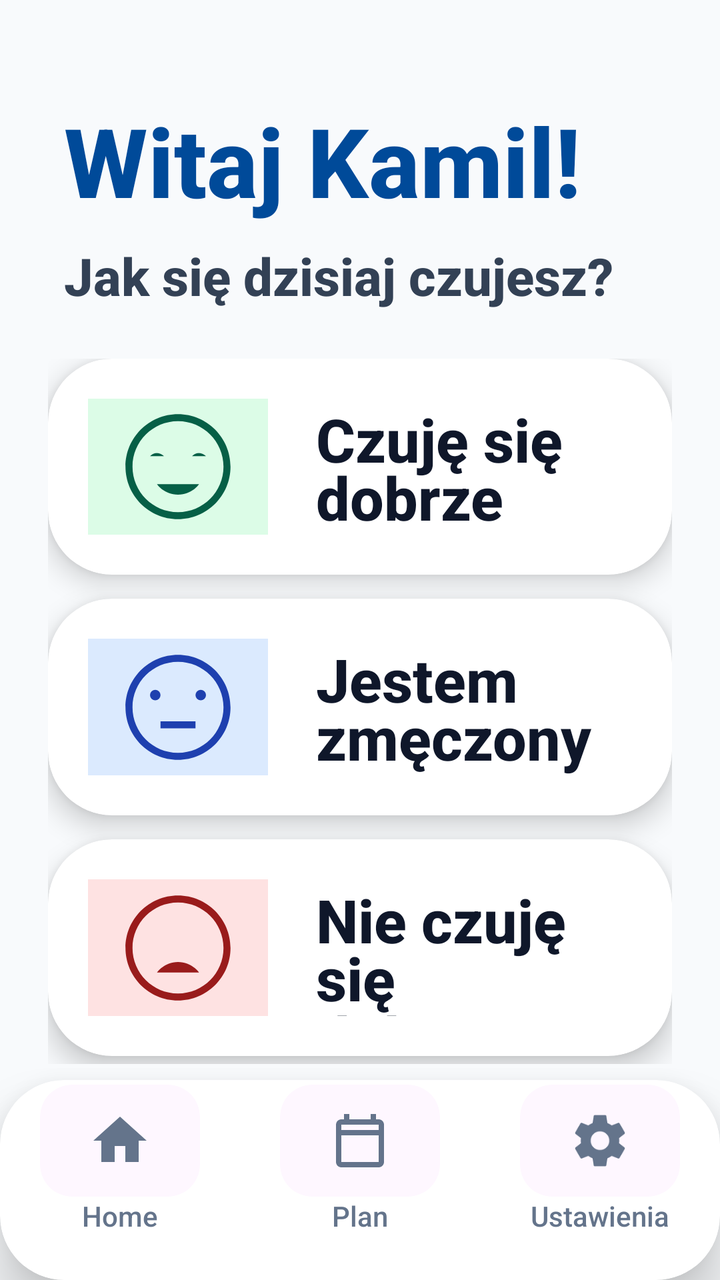
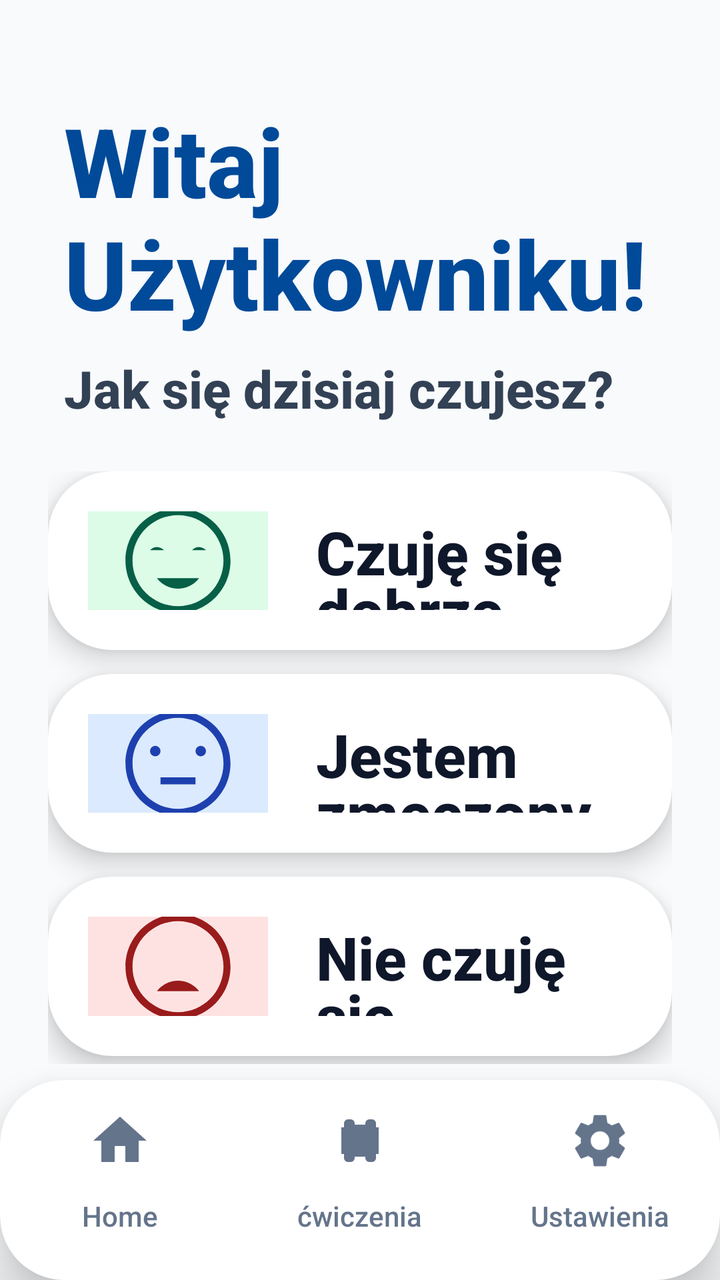

Screens rendered from an Android XML layout before and after an edit, with the pre-edit source and the edit as a unified diff.
<!-- AndroidManifest.xml: application theme Theme.Fitnessapp -->
<!-- res/layout/activity_main.xml -->
<?xml version="1.0" encoding="utf-8"?>
<androidx.constraintlayout.widget.ConstraintLayout xmlns:android="http://schemas.android.com/apk/res/android"
    xmlns:app="http://schemas.android.com/apk/res-auto"
    android:layout_width="match_parent"
    android:layout_height="match_parent"
    android:background="#F8FAFC">

    <LinearLayout
        android:id="@+id/header_container"
        android:layout_width="match_parent"
        android:layout_height="wrap_content"
        android:orientation="vertical"
        android:paddingHorizontal="32dp"
        android:paddingTop="48dp"
        app:layout_constraintTop_toTopOf="parent">

        <TextView
            android:id="@+id/tv_welcome_title"
            android:layout_width="match_parent"
            android:layout_height="wrap_content"
            android:text="Witaj Kamil!"
            android:textColor="#004A99"
            android:textSize="48sp"
            android:textStyle="bold" />

        <TextView
            android:layout_width="match_parent"
            android:layout_height="wrap_content"
            android:layout_marginTop="8dp"
            android:text="Jak się dzisiaj czujesz?"
            android:textColor="#334155"
            android:textSize="26sp"
            android:textStyle="bold" />
    </LinearLayout>

    <LinearLayout
        android:layout_width="match_parent"
        android:layout_height="0dp"
        android:orientation="vertical"
        android:paddingHorizontal="24dp"
        android:paddingTop="24dp"
        android:paddingBottom="8dp"
        app:layout_constraintTop_toBottomOf="@id/header_container"
        app:layout_constraintBottom_toTopOf="@id/bottom_nav_container">

        
        <androidx.cardview.widget.CardView
            android:id="@+id/card_mood_happy"
            android:layout_width="match_parent"
            android:layout_height="0dp"
            android:layout_weight="1"
            android:layout_marginBottom="12dp"
            app:cardCornerRadius="32dp"
            app:cardElevation="8dp"
            android:clickable="true"
            android:focusable="true"
            android:foreground="?android:attr/selectableItemBackground">

            <LinearLayout
                android:layout_width="match_parent"
                android:layout_height="match_parent"
                android:gravity="center_vertical"
                android:orientation="horizontal"
                android:padding="20dp">

                <FrameLayout
                    android:layout_width="90dp"
                    android:layout_height="90dp">
                    <View
                        android:layout_width="match_parent"
                        android:layout_height="match_parent"
                        android:background="@drawable/bg_indicator_active"
                        android:backgroundTint="#DCFCE7" />
                    <ImageView
                        android:layout_width="56dp"
                        android:layout_height="56dp"
                        android:layout_gravity="center"
                        android:src="@drawable/ic_mood_happy" />
                </FrameLayout>

                <TextView
                    android:layout_width="0dp"
                    android:layout_height="wrap_content"
                    android:layout_weight="1"
                    android:layout_marginStart="24dp"
                    android:text="Czuję się\ndobrze"
                    android:textColor="#0F172A"
                    android:textSize="30sp"
                    android:textStyle="bold"
                    android:lineSpacingMultiplier="0.85" />
            </LinearLayout>
        </androidx.cardview.widget.CardView>

        
        <androidx.cardview.widget.CardView
            android:id="@+id/card_mood_sad"
            android:layout_width="match_parent"
            android:layout_height="0dp"
            android:layout_weight="1"
            android:layout_marginBottom="12dp"
            app:cardCornerRadius="32dp"
            app:cardElevation="8dp"
            android:clickable="true"
            android:focusable="true"
            android:foreground="?android:attr/selectableItemBackground">

            <LinearLayout
                android:layout_width="match_parent"
                android:layout_height="match_parent"
                android:gravity="center_vertical"
                android:orientation="horizontal"
                android:padding="20dp">

                <FrameLayout
                    android:layout_width="90dp"
                    android:layout_height="90dp">
                    <View
                        android:layout_width="match_parent"
                        android:layout_height="match_parent"
                        android:background="@drawable/bg_indicator_active"
                        android:backgroundTint="#DBEAFE" />
                    <ImageView
                        android:layout_width="56dp"
                        android:layout_height="56dp"
                        android:layout_gravity="center"
                        android:src="@drawable/ic_mood_sad" />
                </FrameLayout>

                <TextView
                    android:layout_width="0dp"
                    android:layout_height="wrap_content"
                    android:layout_weight="1"
                    android:layout_marginStart="24dp"
                    android:text="Jestem\nzmęczony"
                    android:textColor="#0F172A"
                    android:textSize="30sp"
                    android:textStyle="bold"
                    android:lineSpacingMultiplier="0.85" />
            </LinearLayout>
        </androidx.cardview.widget.CardView>

        
        <androidx.cardview.widget.CardView
            android:id="@+id/card_mood_very_sad"
            android:layout_width="match_parent"
            android:layout_height="0dp"
            android:layout_weight="1"
            android:layout_marginBottom="4dp"
            app:cardCornerRadius="32dp"
            app:cardElevation="8dp"
            android:clickable="true"
            android:focusable="true"
            android:foreground="?android:attr/selectableItemBackground">

            <LinearLayout
                android:layout_width="match_parent"
                android:layout_height="match_parent"
                android:gravity="center_vertical"
                android:orientation="horizontal"
                android:padding="20dp">

                <FrameLayout
                    android:layout_width="90dp"
                    android:layout_height="90dp">
                    <View
                        android:layout_width="match_parent"
                        android:layout_height="match_parent"
                        android:background="@drawable/bg_indicator_active"
                        android:backgroundTint="#FEE2E2" />
                    <ImageView
                        android:layout_width="56dp"
                        android:layout_height="56dp"
                        android:layout_gravity="center"
                        android:src="@drawable/ic_mood_very_sad" />
                </FrameLayout>

                <TextView
                    android:layout_width="0dp"
                    android:layout_height="wrap_content"
                    android:layout_weight="1"
                    android:layout_marginStart="24dp"
                    android:text="Nie czuję się\ndobrze"
                    android:textColor="#0F172A"
                    android:textSize="30sp"
                    android:textStyle="bold"
                    android:lineSpacingMultiplier="0.85" />
            </LinearLayout>
        </androidx.cardview.widget.CardView>

    </LinearLayout>

    <include
        android:id="@+id/bottom_nav_container"
        layout="@layout/layout_bottom_nav"
        android:layout_width="match_parent"
        android:layout_height="100dp"
        app:layout_constraintBottom_toBottomOf="parent" />

</androidx.constraintlayout.widget.ConstraintLayout>
<!-- res/layout/layout_bottom_nav.xml (included above) -->
<?xml version="1.0" encoding="utf-8"?>
<androidx.cardview.widget.CardView xmlns:android="http://schemas.android.com/apk/res/android"
    xmlns:app="http://schemas.android.com/apk/res-auto"
    android:id="@+id/bottom_nav_container"
    android:layout_width="match_parent"
    android:layout_height="100dp"
    app:cardCornerRadius="32dp"
    app:cardElevation="16dp"
    android:layout_marginBottom="-20dp">

    <LinearLayout
        android:layout_width="match_parent"
        android:layout_height="match_parent"
        android:orientation="horizontal"
        android:paddingBottom="20dp"
        android:gravity="center_vertical">

        
        <LinearLayout
            android:id="@+id/nav_home"
            android:layout_width="0dp"
            android:layout_height="match_parent"
            android:layout_weight="1"
            android:gravity="center"
            android:orientation="vertical"
            android:clickable="true"
            android:focusable="true"
            android:background="?android:attr/selectableItemBackground">

            <androidx.cardview.widget.CardView
                android:id="@+id/nav_home_indicator"
                android:layout_width="80dp"
                android:layout_height="56dp"
                app:cardCornerRadius="16dp"
                app:cardElevation="0dp"
                app:cardBackgroundColor="?android:attr/colorBackground">
                <ImageView
                    android:id="@+id/nav_home_icon"
                    android:layout_width="32dp"
                    android:layout_height="32dp"
                    android:layout_gravity="center"
                    android:src="@drawable/ic_home"
                    app:tint="#64748B" />
            </androidx.cardview.widget.CardView>
            <TextView
                android:id="@+id/nav_home_text"
                android:layout_width="wrap_content"
                android:layout_height="wrap_content"
                android:text="Home"
                android:textColor="#64748B"
                android:textSize="14sp" />
        </LinearLayout>

        
        <LinearLayout
            android:id="@+id/nav_plan"
            android:layout_width="0dp"
            android:layout_height="match_parent"
            android:layout_weight="1"
            android:gravity="center"
            android:orientation="vertical"
            android:clickable="true"
            android:focusable="true"
            android:background="?android:attr/selectableItemBackground">
            <androidx.cardview.widget.CardView
                android:id="@+id/nav_plan_indicator"
                android:layout_width="80dp"
                android:layout_height="56dp"
                app:cardCornerRadius="16dp"
                app:cardElevation="0dp"
                app:cardBackgroundColor="?android:attr/colorBackground">
                <ImageView
                    android:id="@+id/nav_plan_icon"
                    android:layout_width="32dp"
                    android:layout_height="32dp"
                    android:layout_gravity="center"
                    android:src="@drawable/ic_plan"
                    app:tint="#64748B" />
            </androidx.cardview.widget.CardView>
            <TextView
                android:id="@+id/nav_plan_text"
                android:layout_width="wrap_content"
                android:layout_height="wrap_content"
                android:text="Plan"
                android:textColor="#64748B"
                android:textSize="14sp" />
        </LinearLayout>

        
        <LinearLayout
            android:id="@+id/nav_settings"
            android:layout_width="0dp"
            android:layout_height="match_parent"
            android:layout_weight="1"
            android:gravity="center"
            android:orientation="vertical"
            android:clickable="true"
            android:focusable="true"
            android:background="?android:attr/selectableItemBackground">
            <androidx.cardview.widget.CardView
                android:id="@+id/nav_settings_indicator"
                android:layout_width="80dp"
                android:layout_height="56dp"
                app:cardCornerRadius="16dp"
                app:cardElevation="0dp"
                app:cardBackgroundColor="?android:attr/colorBackground">
                <ImageView
                    android:id="@+id/nav_settings_icon"
                    android:layout_width="32dp"
                    android:layout_height="32dp"
                    android:layout_gravity="center"
                    android:src="@drawable/ic_settings"
                    app:tint="#64748B" />
            </androidx.cardview.widget.CardView>
            <TextView
                android:id="@+id/nav_settings_text"
                android:layout_width="wrap_content"
                android:layout_height="wrap_content"
                android:text="Ustawienia"
                android:textColor="#64748B"
                android:textSize="14sp" />
        </LinearLayout>

    </LinearLayout>
</androidx.cardview.widget.CardView>
<!-- resources referenced by this layout -->
<resources>
  <!-- drawable bg_indicator_active (drawable) -->
  <?xml version="1.0" encoding="utf-8"?>
  <shape xmlns:android="http://schemas.android.com/apk/res/android"
      android:shape="rectangle">
      <solid android:color="@color/blue_primary" />
      <corners android:radius="4dp" />
  </shape>
  <!-- drawable ic_home (drawable) -->
  <vector xmlns:android="http://schemas.android.com/apk/res/android"
      android:width="24dp"
      android:height="24dp"
      android:viewportWidth="24"
      android:viewportHeight="24">
      <path
          android:fillColor="#FF000000"
          android:pathData="M10,20V14H14V20H19V12H22L12,3L2,12H5V20H10Z" />
  </vector>
  <!-- drawable ic_mood_happy (drawable) -->
  <vector xmlns:android="http://schemas.android.com/apk/res/android"
      android:width="64dp"
      android:height="64dp"
      android:viewportWidth="64"
      android:viewportHeight="64">
      <path
          android:fillColor="#065F46"
          android:pathData="M32,2C15.43,2 2,15.43 2,32s13.43,30 30,30 30,-13.43 30,-30S48.57,2 32,2zM32,58C17.66,58 6,46.34 6,32S17.66,6 32,6s26,11.66 26,26S46.34,58 32,58z"/>
      <path
          android:fillColor="#065F46"
          android:pathData="M24,26c0,0 -4,-4 -8,0"/>
      <path
          android:fillColor="#065F46"
          android:pathData="M48,26c0,0 -4,-4 -8,0"/>
      <path
          android:fillColor="#065F46"
          android:pathData="M32,48c8,0 12,-6 12,-6H20C20,42 24,48 32,48z"/>
  </vector>
  <!-- drawable ic_mood_sad (drawable) -->
  <vector xmlns:android="http://schemas.android.com/apk/res/android"
      android:width="64dp"
      android:height="64dp"
      android:viewportWidth="64"
      android:viewportHeight="64">
      <path
          android:fillColor="#1E40AF"
          android:pathData="M32,2C15.43,2 2,15.43 2,32s13.43,30 30,30 30,-13.43 30,-30S48.57,2 32,2zM32,58C17.66,58 6,46.34 6,32S17.66,6 32,6s26,11.66 26,26S46.34,58 32,58z"/>
      <path
          android:fillColor="#1E40AF"
          android:pathData="M22,25a3,3 0,1 1,-6 0a3,3 0,1 1,6 0"/>
      <path
          android:fillColor="#1E40AF"
          android:pathData="M48,25a3,3 0,1 1,-6 0a3,3 0,1 1,6 0"/>
      <path
          android:fillColor="#1E40AF"
          android:pathData="M22,44h20v-4H22z"/>
  </vector>
  <!-- drawable ic_mood_very_sad (drawable) -->
  <vector xmlns:android="http://schemas.android.com/apk/res/android"
      android:width="64dp"
      android:height="64dp"
      android:viewportWidth="64"
      android:viewportHeight="64">
      <path
          android:fillColor="#991B1B"
          android:pathData="M32,2C15.43,2 2,15.43 2,32s13.43,30 30,30 30,-13.43 30,-30S48.57,2 32,2zM32,58C17.66,58 6,46.34 6,32S17.66,6 32,6s26,11.66 26,26S46.34,58 32,58z"/>
      <path
          android:fillColor="#991B1B"
          android:pathData="M18,24l4,4m0,-4l-4,4M42,24l4,4m0,-4l-4,4"/>
      <path
          android:fillColor="#991B1B"
          android:pathData="M32,40c-8,0 -12,6 -12,6h24C44,46 40,40 32,40z"/>
  </vector>
  <!-- drawable ic_plan (drawable) -->
  <?xml version="1.0" encoding="utf-8"?>
  <vector xmlns:android="http://schemas.android.com/apk/res/android"
      android:width="24dp"
      android:height="24dp"
      android:viewportWidth="24"
      android:viewportHeight="24">
      <path
          android:fillColor="@color/black"
          android:pathData="M19,4h-1V2h-2v2H8V2H6v2H5C3.89,4 3.01,4.9 3.01,6L3,20c0,1.1 0.89,2 2,2h14c1.1,0 2,-0.9 2,-2V6c0,-1.1 -0.9,-2 -2,-2zm0,16H5V10h14v10zM19,8H5V6h14v2z" />
  </vector>
  <style name="Theme.Fitnessapp" parent="Base.Theme.Fitnessapp" />
  <color name="blue_primary">#2563EB</color>
  <color name="black">#FF000000</color>
  <style name="Base.Theme.Fitnessapp" parent="Theme.Material3.DayNight.NoActionBar">
          
          <item name="android:fontFamily">sans-serif-medium</item>
          <item name="android:textAllCaps">false</item>
      </style>
  <!-- unchanged entries left out for length: 1 -->
</resources>

<!-- the commit's change to res/layout/activity_main.xml (unified diff, before → after) -->
@@ -18,7 +18,7 @@
             android:id="@+id/tv_welcome_title"
             android:layout_width="match_parent"
             android:layout_height="wrap_content"
-            android:text="Witaj Kamil!"
+            android:text="Witaj Użytkowniku!"
             android:textColor="#004A99"
             android:textSize="48sp"
             android:textStyle="bold" />
@@ -233,7 +233,7 @@
                 android:layout_height="56dp"
                 app:cardCornerRadius="16dp"
                 app:cardElevation="0dp"
-                app:cardBackgroundColor="?android:attr/colorBackground">
+                app:cardBackgroundColor="@android:color/transparent">
                 <ImageView
                     android:id="@+id/nav_home_icon"
                     android:layout_width="32dp"
@@ -262,26 +262,27 @@
             android:clickable="true"
             android:focusable="true"
             android:background="?android:attr/selectableItemBackground">
+
             <androidx.cardview.widget.CardView
                 android:id="@+id/nav_plan_indicator"
                 android:layout_width="80dp"
                 android:layout_height="56dp"
                 app:cardCornerRadius="16dp"
                 app:cardElevation="0dp"
-                app:cardBackgroundColor="?android:attr/colorBackground">
+                app:cardBackgroundColor="@android:color/transparent">
                 <ImageView
                     android:id="@+id/nav_plan_icon"
                     android:layout_width="32dp"
                     android:layout_height="32dp"
                     android:layout_gravity="center"
-                    android:src="@drawable/ic_plan"
+                    android:src="@drawable/ic_dumbbell"
                     app:tint="#64748B" />
             </androidx.cardview.widget.CardView>
             <TextView
                 android:id="@+id/nav_plan_text"
                 android:layout_width="wrap_content"
                 android:layout_height="wrap_content"
-                android:text="Plan"
+                android:text="ćwiczenia"
                 android:textColor="#64748B"
                 android:textSize="14sp" />
         </LinearLayout>
@@ -297,13 +298,14 @@
             android:clickable="true"
             android:focusable="true"
             android:background="?android:attr/selectableItemBackground">
+
             <androidx.cardview.widget.CardView
                 android:id="@+id/nav_settings_indicator"
                 android:layout_width="80dp"
                 android:layout_height="56dp"
                 app:cardCornerRadius="16dp"
                 app:cardElevation="0dp"
-                app:cardBackgroundColor="?android:attr/colorBackground">
+                app:cardBackgroundColor="@android:color/transparent">
                 <ImageView
                     android:id="@+id/nav_settings_icon"
                     android:layout_width="32dp"
<!-- resource entries referenced after the edit -->
@@ -7,6 +7,16 @@
       <solid android:color="@color/blue_primary" />
       <corners android:radius="4dp" />
   </shape>
+  <!-- drawable ic_dumbbell (drawable) -->
+  <vector xmlns:android="http://schemas.android.com/apk/res/android"
+      android:width="24dp"
+      android:height="24dp"
+      android:viewportWidth="24"
+      android:viewportHeight="24">
+      <path
+          android:fillColor="#000000"
+          android:pathData="M18,18.5V17H19V7H18V5.5A1.5,1.5 0,0 0,16.5 4H15.5A1.5,1.5 0,0 0,14 5.5V6H10V5.5A1.5,1.5 0,0 0,8.5 4H7.5A1.5,1.5 0,0 0,6 5.5V7H5V17H6V18.5A1.5,1.5 0,0 0,7.5 20H8.5A1.5,1.5 0,0 0,10 18.5V18H14V18.5A1.5,1.5 0,0 0,15.5 20H16.5A1.5,1.5 0,0 0,18 18.5Z"/>
+  </vector>
   <!-- drawable ic_home (drawable) -->
   <vector xmlns:android="http://schemas.android.com/apk/res/android"
       android:width="24dp"
@@ -71,20 +81,8 @@
           android:fillColor="#991B1B"
           android:pathData="M32,40c-8,0 -12,6 -12,6h24C44,46 40,40 32,40z"/>
   </vector>
-  <!-- drawable ic_plan (drawable) -->
-  <?xml version="1.0" encoding="utf-8"?>
-  <vector xmlns:android="http://schemas.android.com/apk/res/android"
-      android:width="24dp"
-      android:height="24dp"
-      android:viewportWidth="24"
-      android:viewportHeight="24">
-      <path
-          android:fillColor="@color/black"
-          android:pathData="M19,4h-1V2h-2v2H8V2H6v2H5C3.89,4 3.01,4.9 3.01,6L3,20c0,1.1 0.89,2 2,2h14c1.1,0 2,-0.9 2,-2V6c0,-1.1 -0.9,-2 -2,-2zm0,16H5V10h14v10zM19,8H5V6h14v2z" />
-  </vector>
   <style name="Theme.Fitnessapp" parent="Base.Theme.Fitnessapp" />
   <color name="blue_primary">#2563EB</color>
-  <color name="black">#FF000000</color>
   <style name="Base.Theme.Fitnessapp" parent="Theme.Material3.DayNight.NoActionBar">
           
           <item name="android:fontFamily">sans-serif-medium</item>
